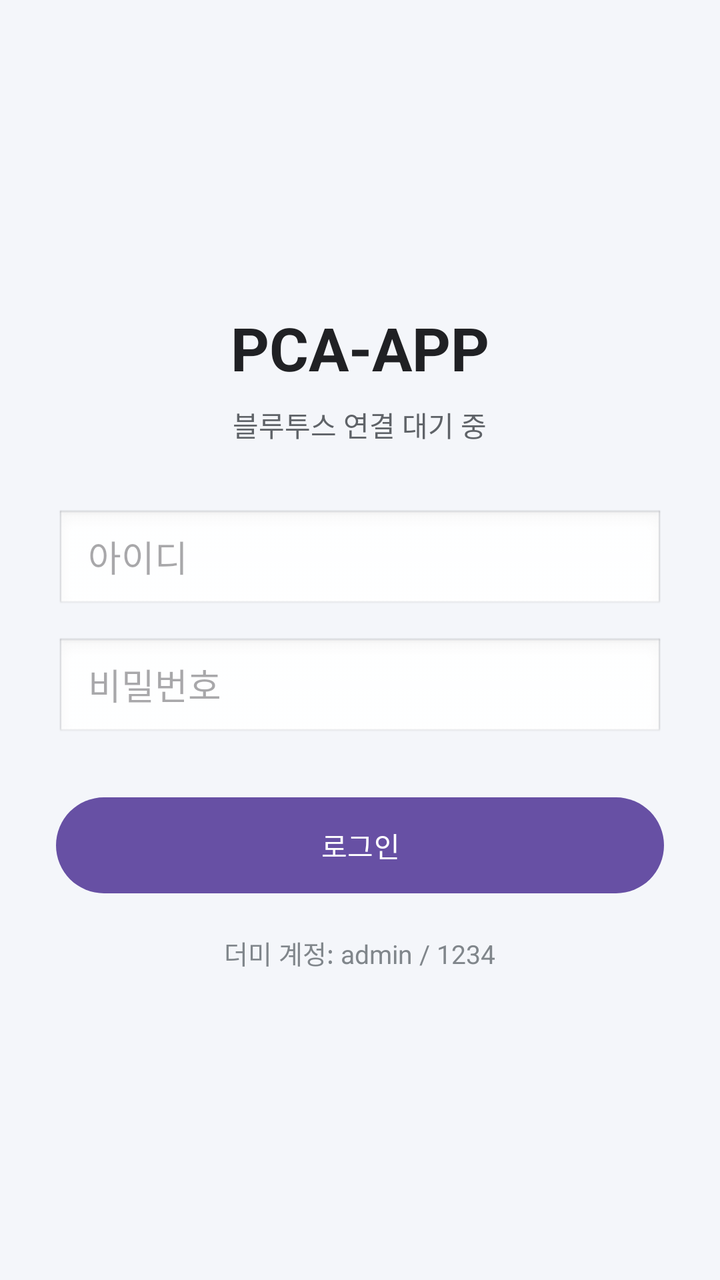
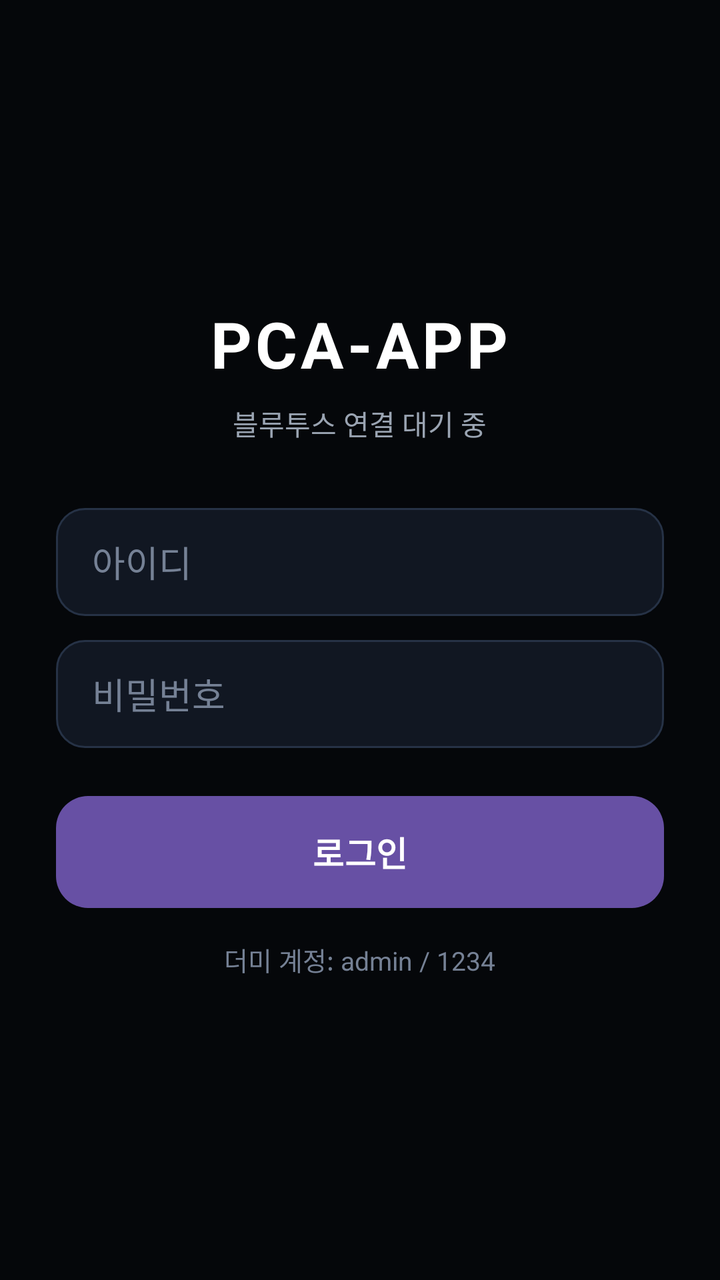

Before-and-after screenshots of an Android layout around one commit, followed by the original layout XML and the change that was made.
<!-- AndroidManifest.xml: application theme Theme.PCAAPP -->
<!-- res/layout/activity_main.xml -->
<?xml version="1.0" encoding="utf-8"?>
<FrameLayout xmlns:android="http://schemas.android.com/apk/res/android"
    android:layout_width="match_parent"
    android:layout_height="match_parent"
    android:background="#F4F6FA">

    
    <LinearLayout
        android:id="@+id/loginLayout"
        android:layout_width="match_parent"
        android:layout_height="match_parent"
        android:orientation="vertical"
        android:gravity="center"
        android:padding="28dp">

        <TextView
            android:layout_width="wrap_content"
            android:layout_height="wrap_content"
            android:text="PCA-APP"
            android:textSize="30sp"
            android:textStyle="bold"
            android:textColor="#202124"
            android:layout_marginBottom="8dp" />

        <TextView
            android:id="@+id/tvBtStatusLogin"
            android:layout_width="wrap_content"
            android:layout_height="wrap_content"
            android:text="블루투스 연결 대기 중"
            android:textSize="14sp"
            android:textColor="#5F6368"
            android:layout_marginBottom="32dp" />

        <EditText
            android:id="@+id/etUserId"
            android:layout_width="match_parent"
            android:layout_height="52dp"
            android:hint="아이디"
            android:singleLine="true"
            android:paddingHorizontal="16dp"
            android:background="@android:drawable/edit_text"
            android:layout_marginBottom="12dp" />

        <EditText
            android:id="@+id/etPassword"
            android:layout_width="match_parent"
            android:layout_height="52dp"
            android:hint="비밀번호"
            android:singleLine="true"
            android:inputType="textPassword"
            android:paddingHorizontal="16dp"
            android:background="@android:drawable/edit_text"
            android:layout_marginBottom="24dp" />

        <Button
            android:id="@+id/btnLogin"
            android:layout_width="match_parent"
            android:layout_height="56dp"
            android:text="로그인" />

        <TextView
            android:layout_width="wrap_content"
            android:layout_height="wrap_content"
            android:text="더미 계정: admin / 1234"
            android:textSize="13sp"
            android:textColor="#80868B"
            android:layout_marginTop="16dp" />

    </LinearLayout>

    
    <LinearLayout
        android:id="@+id/controlLayout"
        android:layout_width="match_parent"
        android:layout_height="match_parent"
        android:orientation="vertical"
        android:visibility="gone"
        android:padding="24dp">

        <TextView
            android:layout_width="wrap_content"
            android:layout_height="wrap_content"
            android:text="PCA-APP"
            android:textSize="30sp"
            android:textStyle="bold"
            android:textColor="#202124"
            android:layout_marginTop="28dp" />

        <TextView
            android:id="@+id/tvBtStatusMain"
            android:layout_width="match_parent"
            android:layout_height="wrap_content"
            android:text="블루투스 상태: 연결 대기 중"
            android:textSize="15sp"
            android:textColor="#5F6368"
            android:layout_marginTop="8dp"
            android:layout_marginBottom="28dp" />

        <TextView
            android:layout_width="match_parent"
            android:layout_height="wrap_content"
            android:text="출차 방향을 선택하세요"
            android:textSize="18sp"
            android:textStyle="bold"
            android:textColor="#202124"
            android:layout_marginBottom="16dp" />

        <Button
            android:id="@+id/btnLeftExit"
            android:layout_width="match_parent"
            android:layout_height="64dp"
            android:text="왼쪽 출차"
            android:textSize="18sp"
            android:layout_marginBottom="14dp" />

        <Button
            android:id="@+id/btnRightExit"
            android:layout_width="match_parent"
            android:layout_height="64dp"
            android:text="오른쪽 출차"
            android:textSize="18sp"
            android:layout_marginBottom="14dp" />

        <Button
            android:id="@+id/btnStraightExit"
            android:layout_width="match_parent"
            android:layout_height="64dp"
            android:text="직진 출차"
            android:textSize="18sp"
            android:layout_marginBottom="14dp" />

        <Button
            android:id="@+id/btnCancelExit"
            android:layout_width="match_parent"
            android:layout_height="64dp"
            android:text="출차 취소"
            android:textSize="18sp"
            android:layout_marginBottom="24dp" />

        <TextView
            android:id="@+id/tvLastPacket"
            android:layout_width="match_parent"
            android:layout_height="wrap_content"
            android:text="최근 패킷: 없음"
            android:textSize="14sp"
            android:textColor="#5F6368" />

    </LinearLayout>

</FrameLayout>
<!-- resources referenced by this layout -->
<resources>
  <style name="Theme.PCAAPP" parent="Base.Theme.PCAAPP" />
  <style name="Base.Theme.PCAAPP" parent="Theme.Material3.DayNight.NoActionBar">
          
          
      </style>
</resources>

<!-- the commit's change to res/layout/activity_main.xml (unified diff, before → after) -->
@@ -1,8 +1,9 @@
 <?xml version="1.0" encoding="utf-8"?>
 <FrameLayout xmlns:android="http://schemas.android.com/apk/res/android"
+    xmlns:app="http://schemas.android.com/apk/res-auto"
     android:layout_width="match_parent"
     android:layout_height="match_parent"
-    android:background="#F4F6FA">
+    android:background="#05070A">
 
     
     <LinearLayout
@@ -17,9 +18,10 @@
             android:layout_width="wrap_content"
             android:layout_height="wrap_content"
             android:text="PCA-APP"
-            android:textSize="30sp"
-            android:textStyle="bold"
-            android:textColor="#202124"
+            android:textSize="32sp"
+            android:textStyle="bold"
+            android:textColor="#FFFFFF"
+            android:letterSpacing="0.05"
             android:layout_marginBottom="8dp" />
 
         <TextView
@@ -28,42 +30,50 @@
             android:layout_height="wrap_content"
             android:text="블루투스 연결 대기 중"
             android:textSize="14sp"
-            android:textColor="#5F6368"
+            android:textColor="#9AA4B2"
             android:layout_marginBottom="32dp" />
 
         <EditText
             android:id="@+id/etUserId"
             android:layout_width="match_parent"
-            android:layout_height="52dp"
+            android:layout_height="54dp"
             android:hint="아이디"
+            android:textColor="#FFFFFF"
+            android:textColorHint="#758195"
             android:singleLine="true"
-            android:paddingHorizontal="16dp"
-            android:background="@android:drawable/edit_text"
+            android:paddingHorizontal="18dp"
+            android:background="@drawable/bg_input_dark"
             android:layout_marginBottom="12dp" />
 
         <EditText
             android:id="@+id/etPassword"
             android:layout_width="match_parent"
-            android:layout_height="52dp"
+            android:layout_height="54dp"
             android:hint="비밀번호"
+            android:textColor="#FFFFFF"
+            android:textColorHint="#758195"
             android:singleLine="true"
             android:inputType="textPassword"
-            android:paddingHorizontal="16dp"
-            android:background="@android:drawable/edit_text"
+            android:paddingHorizontal="18dp"
+            android:background="@drawable/bg_input_dark"
             android:layout_marginBottom="24dp" />
 
         <Button
             android:id="@+id/btnLogin"
             android:layout_width="match_parent"
             android:layout_height="56dp"
-            android:text="로그인" />
+            android:text="로그인"
+            android:textSize="17sp"
+            android:textStyle="bold"
+            android:textColor="#FFFFFF"
+            android:background="@drawable/bg_primary_button" />
 
         <TextView
             android:layout_width="wrap_content"
             android:layout_height="wrap_content"
             android:text="더미 계정: admin / 1234"
             android:textSize="13sp"
-            android:textColor="#80868B"
+            android:textColor="#758195"
             android:layout_marginTop="16dp" />
 
     </LinearLayout>
@@ -73,77 +83,286 @@
         android:id="@+id/controlLayout"
         android:layout_width="match_parent"
         android:layout_height="match_parent"
+        android:visibility="gone"
         android:orientation="vertical"
-        android:visibility="gone"
-        android:padding="24dp">
+        android:paddingStart="22dp"
+        android:paddingEnd="22dp"
+        android:paddingTop="16dp"
+        android:paddingBottom="12dp">
 
         <TextView
             android:layout_width="wrap_content"
             android:layout_height="wrap_content"
             android:text="PCA-APP"
-            android:textSize="30sp"
-            android:textStyle="bold"
-            android:textColor="#202124"
-            android:layout_marginTop="28dp" />
-
-        <TextView
-            android:id="@+id/tvBtStatusMain"
-            android:layout_width="match_parent"
-            android:layout_height="wrap_content"
-            android:text="블루투스 상태: 연결 대기 중"
-            android:textSize="15sp"
-            android:textColor="#5F6368"
-            android:layout_marginTop="8dp"
-            android:layout_marginBottom="28dp" />
-
-        <TextView
-            android:layout_width="match_parent"
-            android:layout_height="wrap_content"
-            android:text="출차 방향을 선택하세요"
-            android:textSize="18sp"
-            android:textStyle="bold"
-            android:textColor="#202124"
-            android:layout_marginBottom="16dp" />
-
-        <Button
-            android:id="@+id/btnLeftExit"
-            android:layout_width="match_parent"
-            android:layout_height="64dp"
-            android:text="왼쪽 출차"
-            android:textSize="18sp"
-            android:layout_marginBottom="14dp" />
-
-        <Button
-            android:id="@+id/btnRightExit"
-            android:layout_width="match_parent"
-            android:layout_height="64dp"
-            android:text="오른쪽 출차"
-            android:textSize="18sp"
-            android:layout_marginBottom="14dp" />
-
-        <Button
-            android:id="@+id/btnStraightExit"
-            android:layout_width="match_parent"
-            android:layout_height="64dp"
-            android:text="직진 출차"
-            android:textSize="18sp"
-            android:layout_marginBottom="14dp" />
+            android:textSize="28sp"
+            android:textStyle="bold"
+            android:textColor="#FFFFFF"
+            android:letterSpacing="0.05" />
+
+        <TextView
+            android:layout_width="match_parent"
+            android:layout_height="wrap_content"
+            android:text="Parking Control Assistant"
+            android:textSize="13sp"
+            android:textColor="#758195"
+            android:layout_marginTop="1dp" />
+
+        <View
+            android:layout_width="match_parent"
+            android:layout_height="1dp"
+            android:layout_marginTop="12dp"
+            android:layout_marginBottom="12dp"
+            android:background="#1D2838" />
+
+        
+        <LinearLayout
+            android:layout_width="match_parent"
+            android:layout_height="wrap_content"
+            android:orientation="vertical"
+            android:background="@drawable/bg_status_panel"
+            android:paddingStart="14dp"
+            android:paddingEnd="14dp"
+            android:paddingTop="8dp"
+            android:paddingBottom="8dp"
+            android:layout_marginBottom="12dp">
+
+            <LinearLayout
+                android:layout_width="match_parent"
+                android:layout_height="wrap_content"
+                android:orientation="horizontal"
+                android:gravity="center_vertical">
+
+                <TextView
+                    android:layout_width="82dp"
+                    android:layout_height="wrap_content"
+                    android:text="블루투스"
+                    android:textSize="12sp"
+                    android:textStyle="bold"
+                    android:textColor="#FFFFFF" />
+
+                <TextView
+                    android:id="@+id/tvBtStatusMain"
+                    android:layout_width="0dp"
+                    android:layout_height="wrap_content"
+                    android:layout_weight="1"
+                    android:text="연결 대기 중"
+                    android:textSize="12sp"
+                    android:textColor="#B8C4D6"
+                    android:singleLine="true"
+                    android:ellipsize="end" />
+            </LinearLayout>
+
+            <View
+                android:layout_width="match_parent"
+                android:layout_height="1dp"
+                android:layout_marginTop="6dp"
+                android:layout_marginBottom="6dp"
+                android:background="#1D2838" />
+
+            <LinearLayout
+                android:layout_width="match_parent"
+                android:layout_height="wrap_content"
+                android:orientation="horizontal"
+                android:gravity="center_vertical">
+
+                <TextView
+                    android:layout_width="82dp"
+                    android:layout_height="wrap_content"
+                    android:text="최근 패킷"
+                    android:textSize="12sp"
+                    android:textStyle="bold"
+                    android:textColor="#FFFFFF" />
+
+                <TextView
+                    android:id="@+id/tvLastPacket"
+                    android:layout_width="0dp"
+                    android:layout_height="wrap_content"
+                    android:layout_weight="1"
+                    android:text="없음"
+                    android:textSize="12sp"
+                    android:textColor="#9AA4B2"
+                    android:singleLine="true"
+                    android:ellipsize="end" />
+            </LinearLayout>
+        </LinearLayout>
+
+        <TextView
+            android:layout_width="match_parent"
+            android:layout_height="wrap_content"
+            android:text="출차 방향 선택"
+            android:textSize="21sp"
+            android:textStyle="bold"
+            android:textColor="#FFFFFF"
+            android:layout_marginBottom="3dp" />
+
+        <TextView
+            android:layout_width="match_parent"
+            android:layout_height="wrap_content"
+            android:text="차량이 빠져나갈 방향을 이미지로 확인하고 선택하세요."
+            android:textSize="13sp"
+            android:textColor="#9AA4B2"
+            android:layout_marginBottom="10dp" />
+
+        
+        <LinearLayout
+            android:layout_width="match_parent"
+            android:layout_height="0dp"
+            android:layout_weight="1"
+            android:orientation="vertical">
+
+            
+            <LinearLayout
+                android:layout_width="match_parent"
+                android:layout_height="0dp"
+                android:layout_weight="1"
+                android:orientation="horizontal"
+                android:layout_marginBottom="10dp">
+
+                
+                <com.google.android.material.card.MaterialCardView
+                    android:id="@+id/btnLeftExit"
+                    android:layout_width="0dp"
+                    android:layout_height="match_parent"
+                    android:layout_weight="1"
+                    android:layout_marginEnd="6dp"
+                    android:clickable="true"
+                    android:focusable="true"
+                    app:cardCornerRadius="18dp"
+                    app:cardBackgroundColor="#111827"
+                    app:strokeWidth="1dp"
+                    app:strokeColor="#263449"
+                    app:rippleColor="#334155"
+                    app:cardUseCompatPadding="false"
+                    app:cardPreventCornerOverlap="false">
+
+                    <LinearLayout
+                        android:layout_width="match_parent"
+                        android:layout_height="match_parent"
+                        android:orientation="vertical">
+
+                        <com.google.android.material.imageview.ShapeableImageView
+                            android:layout_width="match_parent"
+                            android:layout_height="0dp"
+                            android:layout_weight="1"
+                            android:src="@drawable/exit_left_car"
+                            android:scaleType="centerCrop"
+                            android:adjustViewBounds="false"
+                            android:contentDescription="좌측 출차 이미지"
+                            app:shapeAppearanceOverlay="@style/TopRoundedImage" />
+
+                        <TextView
+                            android:layout_width="match_parent"
+                            android:layout_height="36dp"
+                            android:gravity="center"
+                            android:text="좌측 출차"
+                            android:textSize="16sp"
+                            android:textStyle="bold"
+                            android:textColor="#FFFFFF" />
+                    </LinearLayout>
+
+                </com.google.android.material.card.MaterialCardView>
+
+                
+                <com.google.android.material.card.MaterialCardView
+                    android:id="@+id/btnRightExit"
+                    android:layout_width="0dp"
+                    android:layout_height="match_parent"
+                    android:layout_weight="1"
+                    android:layout_marginStart="6dp"
+                    android:clickable="true"
+                    android:focusable="true"
+                    app:cardCornerRadius="18dp"
+                    app:cardBackgroundColor="#111827"
+                    app:strokeWidth="1dp"
+                    app:strokeColor="#263449"
+                    app:rippleColor="#334155"
+                    app:cardUseCompatPadding="false"
+                    app:cardPreventCornerOverlap="false">
+
+                    <LinearLayout
+                        android:layout_width="match_parent"
+                        android:layout_height="match_parent"
+                        android:orientation="vertical">
+
+                        <com.google.android.material.imageview.ShapeableImageView
+                            android:layout_width="match_parent"
+                            android:layout_height="0dp"
+                            android:layout_weight="1"
+                            android:src="@drawable/exit_right_car"
+                            android:scaleType="centerCrop"
+                            android:adjustViewBounds="false"
+                            android:contentDescription="우측 출차 이미지"
+                            app:shapeAppearanceOverlay="@style/TopRoundedImage" />
+
+                        <TextView
+                            android:layout_width="match_parent"
+                            android:layout_height="36dp"
+                            android:gravity="center"
+                            android:text="우측 출차"
+                            android:textSize="16sp"
+                            android:textStyle="bold"
+                            android:textColor="#FFFFFF" />
+                    </LinearLayout>
+
+                </com.google.android.material.card.MaterialCardView>
+
+            </LinearLayout>
+
+            
+            <com.google.android.material.card.MaterialCardView
+                android:id="@+id/btnStraightExit"
+                android:layout_width="match_parent"
+                android:layout_height="0dp"
+                android:layout_weight="1"
+                android:layout_marginBottom="10dp"
+                android:clickable="true"
+                android:focusable="true"
+                app:cardCornerRadius="18dp"
+                app:cardBackgroundColor="#111827"
+                app:strokeWidth="1dp"
+                app:strokeColor="#263449"
+                app:rippleColor="#334155"
+                app:cardUseCompatPadding="false"
+                app:cardPreventCornerOverlap="false">
+
+                <LinearLayout
+                    android:layout_width="match_parent"
+                    android:layout_height="match_parent"
+                    android:orientation="vertical">
+
+                    <com.google.android.material.imageview.ShapeableImageView
+                        android:layout_width="match_parent"
+                        android:layout_height="0dp"
+                        android:layout_weight="1"
+                        android:src="@drawable/exit_straight_car"
+                        android:scaleType="centerCrop"
+                        android:adjustViewBounds="false"
+                        android:contentDescription="전진 출차 이미지"
+                        app:shapeAppearanceOverlay="@style/TopRoundedImage" />
+
+                    <TextView
+                        android:layout_width="match_parent"
+                        android:layout_height="36dp"
+                        android:gravity="center"
+                        android:text="전진 출차"
+                        android:textSize="17sp"
+                        android:textStyle="bold"
+                        android:textColor="#FFFFFF" />
+                </LinearLayout>
+
+            </com.google.android.material.card.MaterialCardView>
+
+        </LinearLayout>
 
         <Button
             android:id="@+id/btnCancelExit"
             android:layout_width="match_parent"
-            android:layout_height="64dp"
+            android:layout_height="50dp"
             android:text="출차 취소"
-            android:textSize="18sp"
-            android:layout_marginBottom="24dp" />
-
-        <TextView
-            android:id="@+id/tvLastPacket"
-            android:layout_width="match_parent"
-            android:layout_height="wrap_content"
-            android:text="최근 패킷: 없음"
-            android:textSize="14sp"
-            android:textColor="#5F6368" />
+            android:textSize="16sp"
+            android:textStyle="bold"
+            android:textColor="#FFFFFF"
+            android:background="@drawable/bg_cancel_button" />
 
     </LinearLayout>
 
<!-- resource entries referenced after the edit -->
@@ -1,5 +1,49 @@
 <!-- resources referenced by this layout -->
 <resources>
+  <!-- drawable bg_cancel_button (drawable) -->
+  <?xml version="1.0" encoding="utf-8"?>
+  <selector xmlns:android="http://schemas.android.com/apk/res/android">
+      <item android:state_pressed="true">
+          <shape><solid android:color="#7A1825"/><corners android:radius="18dp"/></shape>
+      </item>
+      <item>
+          <shape><solid android:color="#9B1C2C"/><corners android:radius="18dp"/></shape>
+      </item>
+  </selector>
+  <!-- drawable bg_input_dark (drawable) -->
+  <?xml version="1.0" encoding="utf-8"?>
+  <shape xmlns:android="http://schemas.android.com/apk/res/android">
+      <solid android:color="#111722" />
+      <stroke android:width="1dp" android:color="#263246" />
+      <corners android:radius="14dp" />
+  </shape>
+  <!-- drawable bg_primary_button (drawable) -->
+  <?xml version="1.0" encoding="utf-8"?>
+  <selector xmlns:android="http://schemas.android.com/apk/res/android">
+      <item android:state_pressed="true">
+          <shape><solid android:color="#1E5CFF"/><corners android:radius="16dp"/></shape>
+      </item>
+      <item>
+          <shape><solid android:color="#2F6BFF"/><corners android:radius="16dp"/></shape>
+      </item>
+  </selector>
+  <!-- drawable bg_status_panel (drawable) -->
+  <?xml version="1.0" encoding="utf-8"?>
+  <shape xmlns:android="http://schemas.android.com/apk/res/android">
+      <solid android:color="#0E1420" />
+      <stroke android:width="1dp" android:color="#1D293A" />
+      <corners android:radius="16dp" />
+  </shape>
+  <!-- drawable exit_left_car: jpg bitmap (drawable-nodpi, 112196 bytes) -->
+  <!-- drawable exit_right_car: jpg bitmap (drawable-nodpi, 118542 bytes) -->
+  <!-- drawable exit_straight_car: jpg bitmap (drawable-nodpi, 139834 bytes) -->
+  <style name="TopRoundedImage" parent="ShapeAppearance.MaterialComponents.SmallComponent">
+          <item name="cornerFamily">rounded</item>
+          <item name="cornerSizeTopLeft">18dp</item>
+          <item name="cornerSizeTopRight">18dp</item>
+          <item name="cornerSizeBottomLeft">0dp</item>
+          <item name="cornerSizeBottomRight">0dp</item>
+      </style>
   <style name="Theme.PCAAPP" parent="Base.Theme.PCAAPP" />
   <style name="Base.Theme.PCAAPP" parent="Theme.Material3.DayNight.NoActionBar">
           
